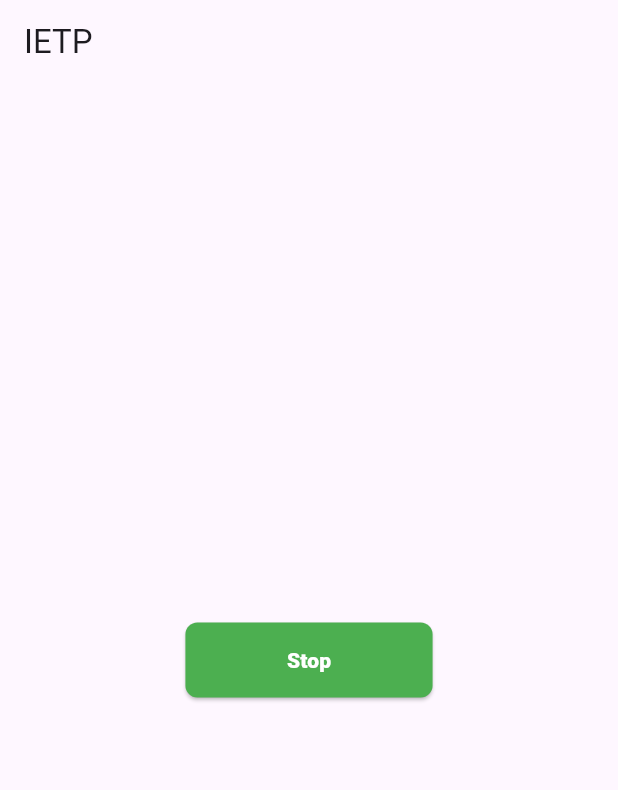
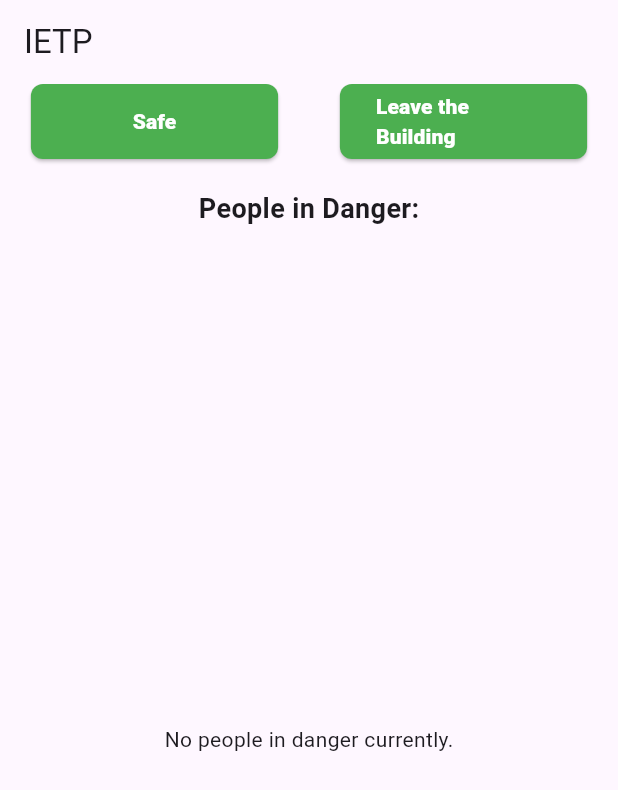
Before and after one commit to enkutatash/ietp_fire_alarm, a Flutter app: the HomePage screen opened directly, on a phone screen of 412 x 824 dp. Shown: the top 790 px of the screen. Run offline on Flutter 3.47's test engine with Material 3 defaults, Android fonts, the phone set to English and light mode, and no system bars; our stand-ins replace cloud_firestore, firebase_core, firebase_messaging, flutter_local_notifications, just_audio; accounts and stored records are empty.

Commit message:
display peoples in denger

```diff
--- a/ietp/lib/home_page.dart
+++ b/ietp/lib/home_page.dart
@@ -1,37 +1,98 @@
 import 'package:flutter/material.dart';
+import 'package:cloud_firestore/cloud_firestore.dart';
 import 'package:ietp/firebase_operation.dart';
 import 'package:ietp/front_page.dart';
-import 'package:ietp/main.dart';
 import 'package:ietp/widget/button.dart';
 import 'package:just_audio/just_audio.dart';
-
-
 
 class HomePage extends StatelessWidget {
   const HomePage({super.key});
 
   @override
   Widget build(BuildContext context) {
+    // Reference to the `in_danger` collection
+    final CollectionReference inDangerCollection =
+        FirebaseFirestore.instance.collection('in_danger');
+
     return Scaffold(
       appBar: AppBar(
         title: const Text('IETP'),
       ),
-      body: Center(
-        child: Column(
-          mainAxisAlignment: MainAxisAlignment.center,
-          crossAxisAlignment: CrossAxisAlignment.center,
-          children: [
-            CustomButtons(
-                text: "Stop",
+      body: Column(
+        crossAxisAlignment: CrossAxisAlignment.center,
+        children: [
+          Row(
+            mainAxisAlignment: MainAxisAlignment.spaceAround,
+            children: [
+              CustomButtons(
+                text: "Safe",
+                onPressed: () async {
+                  safeState();
+                  final player = AudioPlayer();
+                  await player.stop();
+                },
+                color: Colors.green,
+                textColor: Colors.white,
+              ),
+              CustomButtons(
+                text: "Leave the Building",
                 onPressed: () {
                   deleteToken();
                   Navigator.pushReplacement(context,
                       MaterialPageRoute(builder: (context) => FrontPage()));
                 },
                 color: Colors.green,
-                textColor: Colors.white)
-          ],
-        ),
+                textColor: Colors.white,
+              ),
+            ],
+          ),
+
+          const SizedBox(height: 20),
+          const Text(
+            "People in Danger:",
+            style: TextStyle(fontSize: 18, fontWeight: FontWeight.bold),
+          ),
+          const SizedBox(height: 10),
+          // StreamBuilder for `in_danger` collection
+          Expanded(
+            child: StreamBuilder<QuerySnapshot>(
+              stream: inDangerCollection.snapshots(),
+              builder: (context, snapshot) {
+                if (snapshot.connectionState == ConnectionState.waiting) {
+                  return const Center(child: CircularProgressIndicator());
+                }
+
+                if (snapshot.hasError) {
+                  return Center(
+                    child: Text('Error: ${snapshot.error}'),
+                  );
+                }
+
+                if (!snapshot.hasData || snapshot.data!.docs.isEmpty) {
+                  return const Center(
+                    child: Text('No people in danger currently.'),
+                  );
+                }
+
+                // Extract the `name` field from each document
+                final people = snapshot.data!.docs.map((doc) {
+                  final data = doc.data() as Map<String, dynamic>;
+                  return data['name'] ?? 'Unknown';
+                }).toList();
+
+                return ListView.builder(
+                  itemCount: people.length,
+                  itemBuilder: (context, index) {
+                    return ListTile(
+                      title: Text(people[index]),
+                      leading: const Icon(Icons.warning, color: Colors.red),
+                    );
+                  },
+                );
+              },
+            ),
+          ),
+        ],
       ),
     );
   }
```
Also changed, not shown: ietp/lib/firebase_operation.dart (+20 -1 lines), ietp/lib/front_page.dart (+34 -9 lines), ietp/lib/notification_service.dart (+6 -1 lines).
